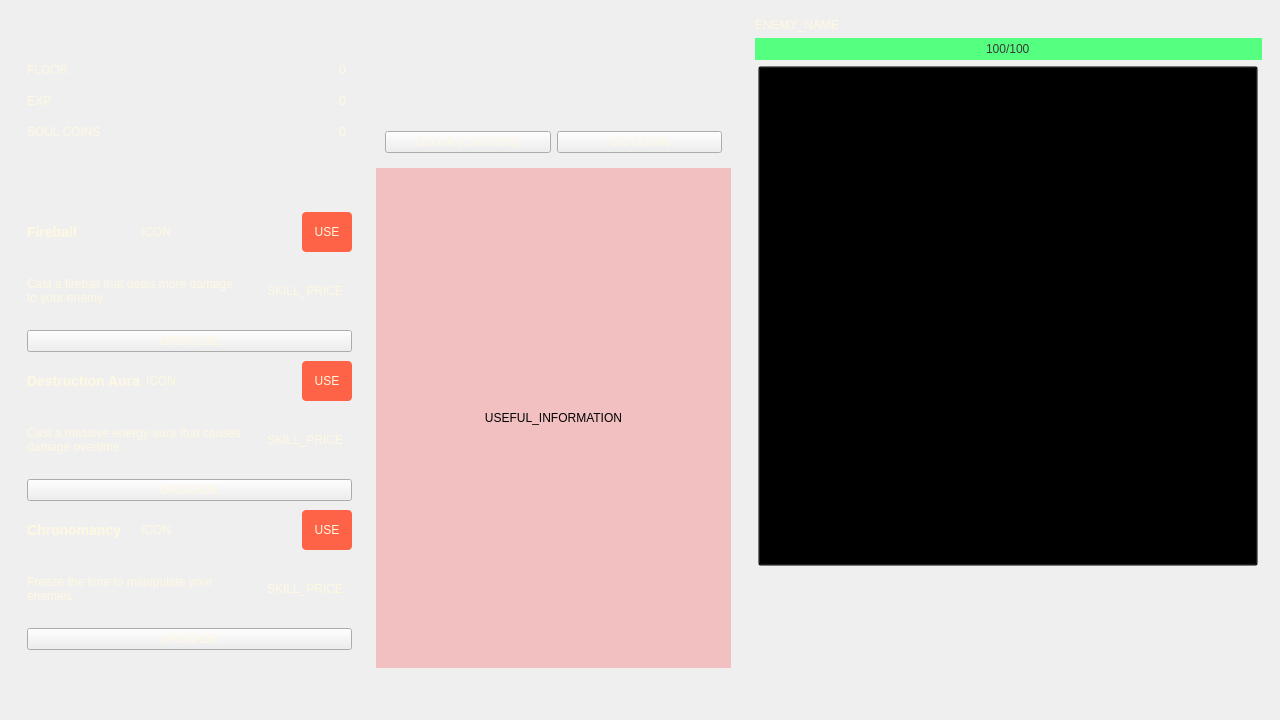
Old version of the form ui/mainwindow.ui in the repository natan-dot-com/TalesOfLiesel.
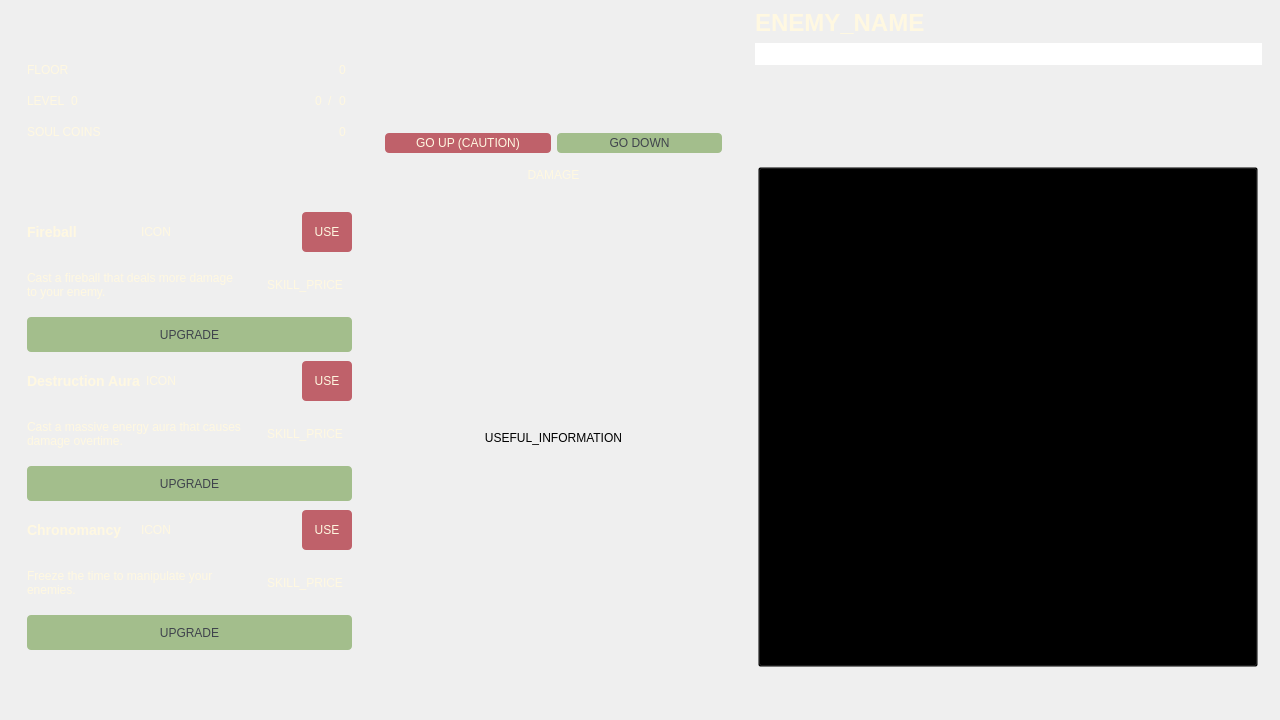
New version of the form. Icons and pictures are not drawn.

Patch:
```diff
--- a/ui/mainwindow.ui
+++ b/ui/mainwindow.ui
@@ -116,9 +116,9 @@
              </spacer>
             </item>
             <item>
-             <layout class="QHBoxLayout" name="horizontalLayout_3">
+             <layout class="QHBoxLayout" name="lieselFloorDiv">
               <item>
-               <widget class="QLabel" name="label_2">
+               <widget class="QLabel" name="lieselFloorTitle">
                 <property name="text">
                  <string>FLOOR</string>
                 </property>
@@ -138,7 +138,7 @@
                </spacer>
               </item>
               <item>
-               <widget class="QLabel" name="label_3">
+               <widget class="QLabel" name="lieselFloorValue">
                 <property name="text">
                  <string>0</string>
                 </property>
@@ -147,11 +147,18 @@
              </layout>
             </item>
             <item>
-             <layout class="QHBoxLayout" name="horizontalLayout_16">
+             <layout class="QHBoxLayout" name="lieselLevelDiv">
               <item>
                <widget class="QLabel" name="label_4">
                 <property name="text">
-                 <string>EXP</string>
+                 <string>LEVEL</string>
+                </property>
+               </widget>
+              </item>
+              <item>
+               <widget class="QLabel" name="lieselCurrentLevelValue">
+                <property name="text">
+                 <string>0</string>
                 </property>
                </widget>
               </item>
@@ -169,7 +176,21 @@
                </spacer>
               </item>
               <item>
-               <widget class="QLabel" name="label_5">
+               <widget class="QLabel" name="lieselCurrentLevelExp">
+                <property name="text">
+                 <string>0</string>
+                </property>
+               </widget>
+              </item>
+              <item>
+               <widget class="QLabel" name="label">
+                <property name="text">
+                 <string>/</string>
+                </property>
+               </widget>
+              </item>
+              <item>
+               <widget class="QLabel" name="lieselLevelMax">
                 <property name="text">
                  <string>0</string>
                 </property>
@@ -178,9 +199,9 @@
              </layout>
             </item>
             <item>
-             <layout class="QHBoxLayout" name="horizontalLayout_17">
+             <layout class="QHBoxLayout" name="lieselSoulCoinsDiv">
               <item>
-               <widget class="QLabel" name="label_6">
+               <widget class="QLabel" name="lieselSoulCoinsLabel">
                 <property name="text">
                  <string>SOUL COINS</string>
                 </property>
@@ -200,7 +221,7 @@
                </spacer>
               </item>
               <item>
-               <widget class="QLabel" name="label_7">
+               <widget class="QLabel" name="lieselSoulCoinsValue">
                 <property name="text">
                  <string>0</string>
                 </property>
@@ -267,58 +288,9 @@
               </size>
              </property>
              <property name="styleSheet">
-              <string notr="true">#fireballUseButton {
-	background-color: tomato;
-	outline: 0;
-	border: 0;
-	border-radius: 4px;
-}
-
-#fireballUseButton::hover {
-	background-color: #ab1a00;
-	color: white;
-}
-
-#fireballUseButton::pressed {
-	background-color: #691000;
-	color: white;
-}
-
-#destructionAuraUseButton {
-	background-color: tomato;
-	outline: 0;
-	border: 0;
-	border-radius: 4px;
-}
-
-#destructionAuraUseButton::hover {
-	background-color: #ab1a00;
-	color: white;
-}
-
-#destructionAuraUseButton::pressed {
-	background-color: #691000;
-	color: white;
-}
-
-#chronomancyUseButton {
-	background-color: tomato;
-	outline: 0;
-	border: 0;
-	border-radius: 4px;
-}
-
-#chronomancyUseButton::hover {
-	background-color: #ab1a00;
-	color: white;
-}
-
-#chronomancyUseButton::pressed {
-	background-color: #691000;
-	color: white;
-}</string>
+              <string notr="true"/>
              </property>
-             <layout class="QVBoxLayout" name="verticalLayout_5">
+             <layout class="QVBoxLayout" name="verticalLayout_5" stretch="0,0,0">
               <property name="spacing">
                <number>9</number>
               </property>
@@ -390,6 +362,32 @@
                 </item>
                 <item row="3" column="0" colspan="4">
                  <widget class="QPushButton" name="fireballUpgradeButton">
+                  <property name="minimumSize">
+                   <size>
+                    <width>0</width>
+                    <height>35</height>
+                   </size>
+                  </property>
+                  <property name="styleSheet">
+                   <string notr="true">#fireballUpgradeButton {
+	background-color: #A3BE8C;
+	color: #3f434c;
+	outline: 0;
+	border: 0;
+	border-radius: 4px;
+
+}
+
+#fireballUpgradeButton::hover {
+	background-color: #89AC6B;
+	color: white;
+}
+
+#fireballUpgradeButton::pressed {
+	background-color: #709252;
+	color: white;
+}</string>
+                  </property>
                   <property name="text">
                    <string>UPGRADE</string>
                   </property>
@@ -412,6 +410,24 @@
                   <property name="layoutDirection">
                    <enum>Qt::LeftToRight</enum>
                   </property>
+                  <property name="styleSheet">
+                   <string notr="true">#fireballUseButton {
+	background-color: #BF616A;
+	outline: 0;
+	border: 0;
+	border-radius: 4px;
+}
+
+#fireballUseButton::hover {
+	background-color: #A9444E;
+	color: white;
+}
+
+#fireballUseButton::pressed {
+	background-color: #773037;
+	color: white;
+}</string>
+                  </property>
                   <property name="text">
                    <string>USE</string>
                   </property>
@@ -433,6 +449,32 @@
                 </item>
                 <item row="2" column="0" colspan="5">
                  <widget class="QPushButton" name="destructionAuraUpgradeButton">
+                  <property name="minimumSize">
+                   <size>
+                    <width>0</width>
+                    <height>35</height>
+                   </size>
+                  </property>
+                  <property name="styleSheet">
+                   <string notr="true">#destructionAuraUpgradeButton {
+	background-color: #A3BE8C;
+	color: #3f434c;
+	outline: 0;
+	border: 0;
+	border-radius: 4px;
+
+}
+
+#destructionAuraUpgradeButton::hover {
+	background-color: #89AC6B;
+	color: white;
+}
+
+#destructionAuraUpgradeButton::pressed {
+	background-color: #709252;
+	color: white;
+}</string>
+                  </property>
                   <property name="text">
                    <string>UPGRADE</string>
                   </property>
@@ -491,6 +533,24 @@
                     <height>40</height>
                    </size>
                   </property>
+                  <property name="styleSheet">
+                   <string notr="true">#destructionAuraUseButton {
+	background-color: #BF616A;
+	outline: 0;
+	border: 0;
+	border-radius: 4px;
+}
+
+#destructionAuraUseButton::hover {
+	background-color: #A9444E;
+	color: white;
+}
+
+#destructionAuraUseButton::pressed {
+	background-color: #773037;
+	color: white;
+}</string>
+                  </property>
                   <property name="text">
                    <string>USE</string>
                   </property>
@@ -514,7 +574,32 @@
                  </widget>
                 </item>
                 <item row="2" column="0" colspan="4">
-                 <widget class="QPushButton" name="chronomancyUpgrade">
+                 <widget class="QPushButton" name="chronomancyUpgradeButton">
+                  <property name="minimumSize">
+                   <size>
+                    <width>200</width>
+                    <height>35</height>
+                   </size>
+                  </property>
+                  <property name="styleSheet">
+                   <string notr="true">#chronomancyUpgradeButton {
+	background-color: #A3BE8C;
+	color: #3f434c;
+	outline: 0;
+	border: 0;
+	border-radius: 4px;
+}
+
+#chronomancyUpgradeButton::hover {
+	background-color: #89AC6B;
+	color: white;
+}
+
+#chronomancyUpgradeButton::pressed {
+	background-color: #709252;
+	color: white;
+}</string>
+                  </property>
                   <property name="text">
                    <string>UPGRADE</string>
                   </property>
@@ -582,6 +667,24 @@
                     <height>40</height>
                    </size>
                   </property>
+                  <property name="styleSheet">
+                   <string notr="true">#chronomancyUseButton {
+	background-color: #BF616A;
+	outline: 0;
+	border: 0;
+	border-radius: 4px;
+}
+
+#chronomancyUseButton::hover {
+	background-color: #BF616A;
+	color: white;
+}
+
+#chronomancyUseButton::pressed {
+	background-color: #773037;
+	color: white;
+}</string>
+                  </property>
                   <property name="text">
                    <string>USE</string>
                   </property>
@@ -666,6 +769,30 @@
            </property>
            <item>
             <widget class="QPushButton" name="goUpButton">
+             <property name="minimumSize">
+              <size>
+               <width>0</width>
+               <height>20</height>
+              </size>
+             </property>
+             <property name="styleSheet">
+              <string notr="true">#goUpButton {
+	background-color: #BF616A;
+	outline: 0;
+	border: 0;
+	border-radius: 4px;
+}
+
+#goUpButton::hover {
+	background-color: #A9444E;
+	color: white;
+}
+
+#goUpButton::pressed {
+	background-color: #773037;
+	color: white;
+}</string>
+             </property>
              <property name="text">
               <string>GO UP (CAUTION)</string>
              </property>
@@ -673,6 +800,32 @@
            </item>
            <item>
             <widget class="QPushButton" name="goDownButton">
+             <property name="minimumSize">
+              <size>
+               <width>0</width>
+               <height>20</height>
+              </size>
+             </property>
+             <property name="styleSheet">
+              <string notr="true">#goDownButton {
+	background-color: #A3BE8C;
+	color: #3f434c;
+	outline: 0;
+	border: 0;
+	border-radius: 4px;
+
+}
+
+#goDownButton::hover {
+	background-color: #89AC6B;
+	color: white;
+}
+
+#goDownButton::pressed {
+	background-color: #709252;
+	color: white;
+}</string>
+             </property>
              <property name="text">
               <string>GO DOWN</string>
              </property>
@@ -704,7 +857,7 @@
          <property name="bottomMargin">
           <number>0</number>
          </property>
-         <item row="0" column="0">
+         <item row="1" column="0">
           <widget class="QLabel" name="usefulInformationTitle">
            <property name="minimumSize">
             <size>
@@ -713,8 +866,7 @@
             </size>
            </property>
            <property name="styleSheet">
-            <string notr="true">background-color: rgb(255, 0, 4, 50);
-color: black;</string>
+            <string notr="true">color: black;</string>
            </property>
            <property name="text">
             <string>USEFUL_INFORMATION</string>
@@ -724,6 +876,16 @@
            </property>
           </widget>
          </item>
+         <item row="0" column="0">
+          <widget class="QLabel" name="damageIndicator">
+           <property name="text">
+            <string>DAMAGE</string>
+           </property>
+           <property name="alignment">
+            <set>Qt::AlignCenter</set>
+           </property>
+          </widget>
+         </item>
         </layout>
        </widget>
       </item>
@@ -749,12 +911,12 @@
         <property name="styleSheet">
          <string notr="true"/>
         </property>
-        <layout class="QVBoxLayout" name="verticalLayout_4" stretch="0,0,0">
+        <layout class="QVBoxLayout" name="verticalLayout_4" stretch="0,0,0,0">
          <property name="leftMargin">
           <number>9</number>
          </property>
          <property name="topMargin">
-          <number>9</number>
+          <number>0</number>
          </property>
          <property name="rightMargin">
           <number>9</number>
@@ -762,9 +924,9 @@
          <item>
           <layout class="QVBoxLayout" name="enemyNameHealth">
            <item>
-            <widget class="QLabel" name="name">
+            <widget class="QLabel" name="enemyName">
              <property name="text">
-              <string>ENEMY_NAME</string>
+              <string>&lt;h1&gt;ENEMY_NAME&lt;/h1&gt;</string>
              </property>
              <property name="alignment">
               <set>Qt::AlignLeading|Qt::AlignLeft|Qt::AlignVCenter</set>
@@ -782,12 +944,12 @@
 }
 
 QProgressBar::chunk {
-	background-color: rgb(85, 255, 127);
+	background-color: #A3BE8C;
 }
 </string>
              </property>
              <property name="value">
-              <number>100</number>
+              <number>-1</number>
              </property>
              <property name="textVisible">
               <bool>true</bool>
@@ -799,6 +961,19 @@
            </item>
           </layout>
          </item>
+         <item>
+          <spacer name="verticalSpacer_2">
+           <property name="orientation">
+            <enum>Qt::Vertical</enum>
+           </property>
+           <property name="sizeHint" stdset="0">
+            <size>
+             <width>20</width>
+             <height>40</height>
+            </size>
+           </property>
+          </spacer>
+         </item>
          <item>
           <layout class="QHBoxLayout" name="enemyDiv">
            <item>
@@ -830,7 +1005,7 @@
 color : black;</string>
              </property>
              <property name="text">
-              <string>ENEMY</string>
+              <string/>
              </property>
             </widget>
            </item>
@@ -857,10 +1032,13 @@
            <property name="orientation">
             <enum>Qt::Vertical</enum>
            </property>
+           <property name="sizeType">
+            <enum>QSizePolicy::Fixed</enum>
+           </property>
            <property name="sizeHint" stdset="0">
             <size>
              <width>20</width>
-             <height>40</height>
+             <height>35</height>
             </size>
            </property>
           </spacer>
```
